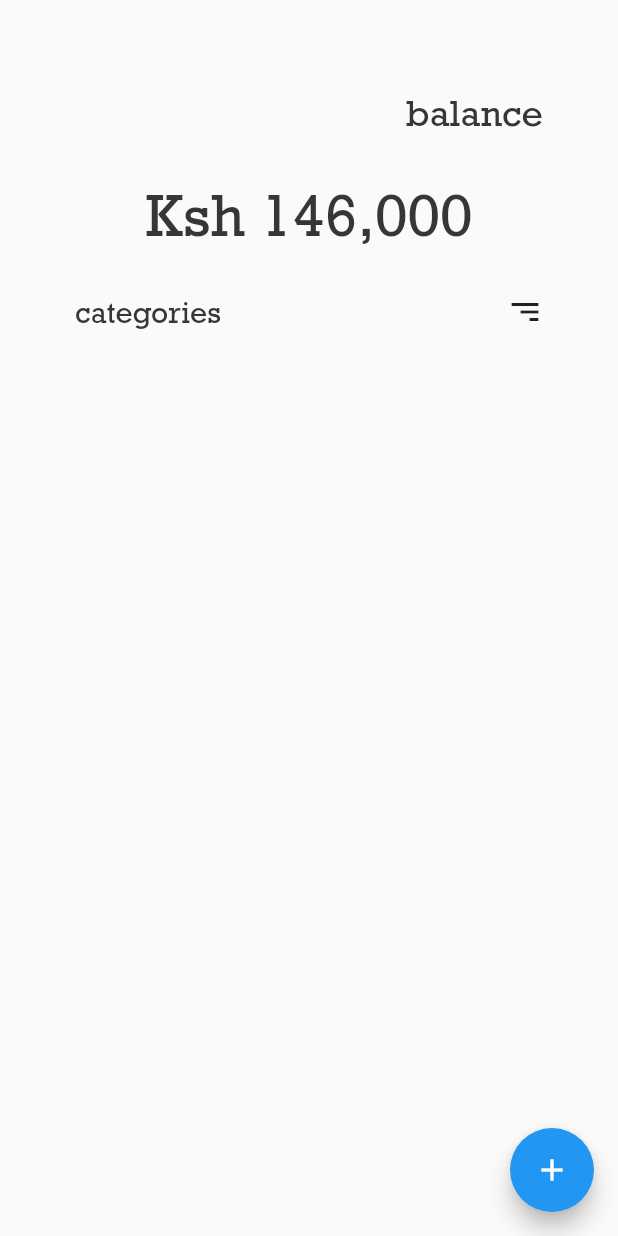
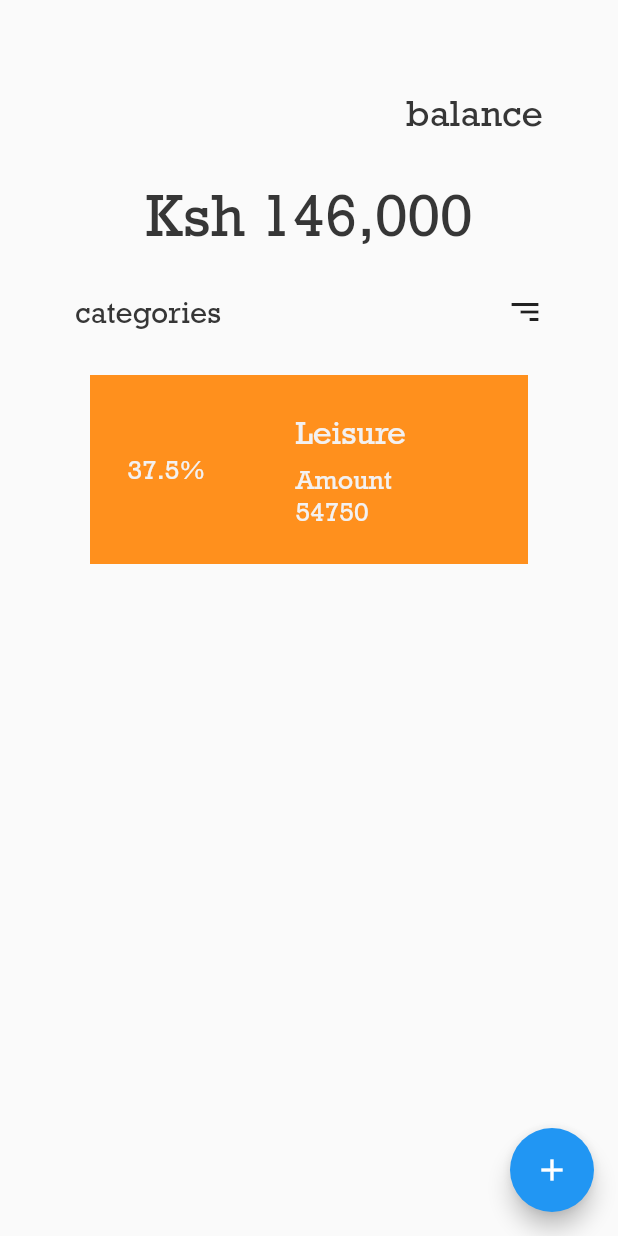
Before and after one commit to RichardMbingi/proportions, a Flutter app: the screen it shows after launch, on a phone screen of 412 x 824 dp. Run offline on Flutter 3.47's test engine with Material 2 defaults, Android fonts, the phone set to English and light mode, and no system bars.

Commit message:
Created category card UI

```diff
--- a/lib/src/app.dart
+++ b/lib/src/app.dart
@@ -10,7 +10,10 @@ class App extends StatelessWidget {
       theme: ThemeData(
         fontFamily: 'Rockwell',
         textTheme: TextTheme(
-          body1: TextStyle(color: Color(0xFF363636)),
+          body1: TextStyle(
+            color: Color(0xFF363636),
+            fontSize: 18.0
+          ),
         ),
       ),
     );
--- a/lib/src/screens/home.dart
+++ b/lib/src/screens/home.dart
@@ -1,4 +1,3 @@
-import 'dart:math';
 import 'package:flutter/material.dart';
 import '../widgets/widgets.dart';
 
@@ -16,7 +15,8 @@ class _HomeScreenState extends State<HomeScreen> {
         crossAxisAlignment: CrossAxisAlignment.start,
         children: <Widget>[
           totalAmount(),
-          categories(),
+          categoriesLabel(),
+          categoryCard(),
         ],
       ),
       floatingActionButton: FloatingActionButton(
@@ -25,31 +25,4 @@ class _HomeScreenState extends State<HomeScreen> {
       ),
     );
   }
-
-  Widget categories() {
-    return Column(
-      children: <Widget>[
-        Row(
-          mainAxisAlignment: MainAxisAlignment.spaceBetween,
-          children: <Widget>[
-            Container(
-              padding: EdgeInsets.only(left: 50.0),
-              child: Text(
-                "categories",
-                style: TextStyle(fontSize: 20),
-              ),
-            ),
-            Container(
-              padding: EdgeInsets.only(right: 50.0),
-              child: Transform(
-                alignment: Alignment.center,
-                transform: Matrix4.rotationY(pi),
-                child: Icon(Icons.sort),
-              ),
-            )
-          ],
-        ),
-      ],
-    );
-  }
 }
--- /dev/null
+++ b/lib/src/widgets/categories_label.dart
@@ -0,0 +1,29 @@
+import 'package:flutter/material.dart';
+import 'dart:math';
+
+Widget categoriesLabel() {
+    return Column(
+      children: <Widget>[
+        Row(
+          mainAxisAlignment: MainAxisAlignment.spaceBetween,
+          children: <Widget>[
+            Container(
+              padding: EdgeInsets.only(left: 50.0),
+              child: Text(
+                "categories",
+                style: TextStyle(fontSize: 20),
+              ),
+            ),
+            Container(
+              padding: EdgeInsets.only(right: 50.0),
+              child: Transform(
+                alignment: Alignment.center,
+                transform: Matrix4.rotationY(pi),
+                child: Icon(Icons.sort),
+              ),
+            )
+          ],
+        ),
+      ],
+    );
+  }
--- /dev/null
+++ b/lib/src/widgets/category_card.dart
@@ -0,0 +1,28 @@
+import 'package:flutter/material.dart';
+
+Widget categoryCard() {
+
+    //TODO: Make border radius and color(black)
+    return Container(
+      color: Color(0xFFFF901D),
+      margin: EdgeInsets.fromLTRB(60.0, 30.0, 60.0, 5.0),
+      padding: EdgeInsets.all(25.0),
+      child: Row(
+        children: <Widget>[
+          Text("37.5%", style: TextStyle(color: Color(0xFFF3F1F1))),
+          SizedBox(width: 60.0),
+          Container(
+            child: Column(
+              crossAxisAlignment: CrossAxisAlignment.start,
+              children: <Widget>[
+                Text("Leisure", style: TextStyle(fontSize: 22.0, color: Color(0xFFF3F1F1))),
+                SizedBox(height: 8.0),
+                Text("Amount", style: TextStyle(color: Color(0xFFF3F1F1))),
+                Text("54750", style: TextStyle(color: Color(0xFFF3F1F1)))
+              ],
+            ),
+          ),
+        ],
+      ),
+    );
+  }
--- a/lib/src/widgets/widgets.dart
+++ b/lib/src/widgets/widgets.dart
@@ -1 +1,3 @@
 export 'total_amount.dart';
+export 'categories_label.dart';
+export 'category_card.dart';
```
